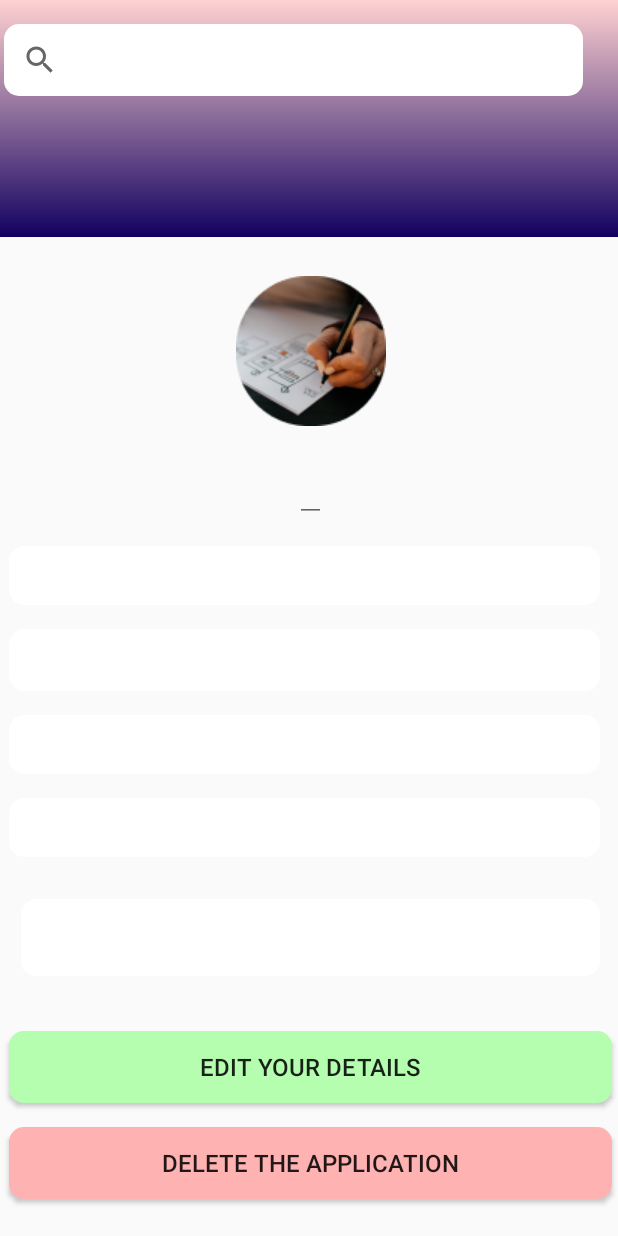
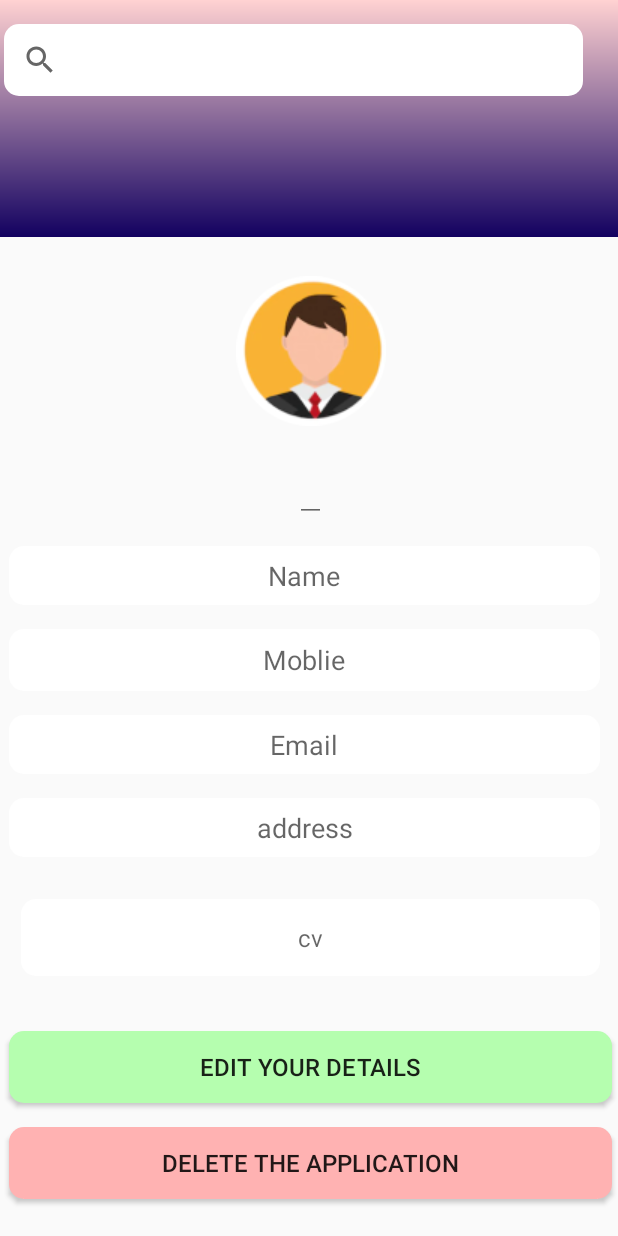
Before and after one commit to it-21360978/Applied, an Android app: the jobeditDelete screen opened directly, with no data from a screen before it, on a phone screen of 412 x 824 dp. Run offline under Robolectric (Android 15) with nearby library versions, the phone set to English and light mode, and no system bars; our stand-ins replace Firebase (no records; nobody signed in at launch, a user with empty details on screens opened directly).

Commit message:
updated layouts and add drwable images

```diff
--- a/app/src/main/java/com/example/job_portal/jobeditDelete.kt
+++ b/app/src/main/java/com/example/job_portal/jobeditDelete.kt
@@ -118,3 +118,6 @@ import com.google.firebase.database.*
             }
         }
     }
+
+
+//updated
--- a/app/src/main/res/layout/activity_job_list.xml
+++ b/app/src/main/res/layout/activity_job_list.xml
@@ -27,7 +27,7 @@
                 android:layout_width="wrap_content"
                 android:layout_height="wrap_content"
                 android:layout_margin="8dp"
-                app:srcCompat="@drawable/job" />
+                app:srcCompat="@drawable/userjob" />
 
             <LinearLayout
                 android:layout_width="0dp"
--- a/app/src/main/res/layout/activity_jobedite_delete.xml
+++ b/app/src/main/res/layout/activity_jobedite_delete.xml
@@ -17,8 +17,8 @@
         app:layout_constraintTop_toTopOf="parent">
 
         <LinearLayout
-            android:layout_width="434dp"
-            android:layout_height="153dp"
+            android:layout_width="0dp"
+            android:layout_height="0dp"
             android:orientation="vertical"
             app:layout_constraintBottom_toBottomOf="parent"
             app:layout_constraintEnd_toEndOf="parent"
@@ -59,7 +59,7 @@
             android:layout_marginEnd="24dp"
             android:background="@drawable/background_box"
             android:gravity="center_horizontal|center_vertical"
-            android:text="@string/Job_desc"
+            android:hint="address"
             android:textColor="#100F0F"
             app:layout_constraintEnd_toEndOf="parent"
             app:layout_constraintHorizontal_bias="1.0"
@@ -74,7 +74,7 @@
             app:layout_constraintEnd_toEndOf="parent"
             app:layout_constraintStart_toStartOf="parent"
             app:layout_constraintTop_toTopOf="parent"
-            app:srcCompat="@drawable/job" />
+            app:srcCompat="@drawable/user" />
 
         <EditText
             android:id="@+id/tvjob"
@@ -87,7 +87,8 @@
             android:textStyle="bold"
             app:layout_constraintEnd_toEndOf="parent"
             app:layout_constraintStart_toStartOf="parent"
-            app:layout_constraintTop_toBottomOf="@+id/imageView" />
+            app:layout_constraintTop_toBottomOf="@+id/imageView"
+            tools:text="Edit Your Details" />
 
         <EditText
             android:id="@+id/tvName"
@@ -98,7 +99,7 @@
             android:layout_marginEnd="16dp"
             android:background="@drawable/background_box"
             android:gravity="center_horizontal|center_vertical"
-            android:text="@string/Job_desc"
+            android:hint="Name"
             android:textColor="#090808"
             app:layout_constraintEnd_toEndOf="parent"
             app:layout_constraintHorizontal_bias="0.0"
@@ -114,7 +115,7 @@
             android:layout_marginEnd="16dp"
             android:background="@drawable/background_box"
             android:gravity="center_horizontal|center_vertical"
-            android:text="@string/apply_cv"
+            android:hint="Moblie"
             android:textColor="#100F0F"
             app:layout_constraintEnd_toEndOf="parent"
             app:layout_constraintHorizontal_bias="0.0"
@@ -163,7 +164,7 @@
             android:layout_marginEnd="24dp"
             android:background="@drawable/background_box"
             android:gravity="center_horizontal|center_vertical"
-            android:text="@string/Job_desc"
+            android:hint="Email"
             android:textColor="#151414"
             app:layout_constraintEnd_toEndOf="parent"
             app:layout_constraintStart_toStartOf="parent"
@@ -179,7 +180,7 @@
             android:background="@drawable/background_box"
             android:foregroundGravity="center_vertical"
             android:gravity="center_horizontal|center_vertical"
-            android:text="@string/form_cv"
+            android:hint="cv"
             android:textSize="16sp"
             app:layout_constraintEnd_toEndOf="parent"
             app:layout_constraintHorizontal_bias="0.0"
--- a/app/src/main/res/layout/activity_seeker_profile.xml
+++ b/app/src/main/res/layout/activity_seeker_profile.xml
@@ -30,7 +30,7 @@
         app:layout_constraintEnd_toEndOf="parent"
         app:layout_constraintStart_toStartOf="parent"
         app:layout_constraintTop_toTopOf="parent"
-        app:srcCompat="@drawable/profile" />
+        app:srcCompat="@drawable/user" />
 
     <TextView
         android:id="@+id/textView6"
@@ -82,6 +82,7 @@
         android:background="@drawable/background_box"
         android:gravity="center_horizontal|center_vertical"
         android:text="@string/Job_seeker_desc"
+        app:layout_constraintBottom_toBottomOf="@+id/constraintLayout"
         app:layout_constraintEnd_toEndOf="parent"
         app:layout_constraintHorizontal_bias="1.0"
         app:layout_constraintStart_toStartOf="parent"
--- a/app/src/main/res/layout/form_edit_delete.xml
+++ /dev/null
@@ -1,6 +0,0 @@
-<?xml version="1.0" encoding="utf-8"?>
-<androidx.constraintlayout.widget.ConstraintLayout xmlns:android="http://schemas.android.com/apk/res/android"
-    android:layout_width="match_parent"
-    android:layout_height="match_parent">
-
-</androidx.constraintlayout.widget.ConstraintLayout>
```
Also changed, not shown: app/src/main/java/com/example/job_portal/JobView_Activity.kt (+12 -0 lines), app/src/main/res/layout/activity_job_view.xml (+40 -1 lines), app/src/main/res/layout/activity_recentapplied.xml (deleted, +0 -105 lines), app/src/main/res/layout/retrieveapplication.xml (+10 -0 lines), app/src/main/res/drawable/user.png (added), app/src/main/res/drawable/userjob.png (added).
